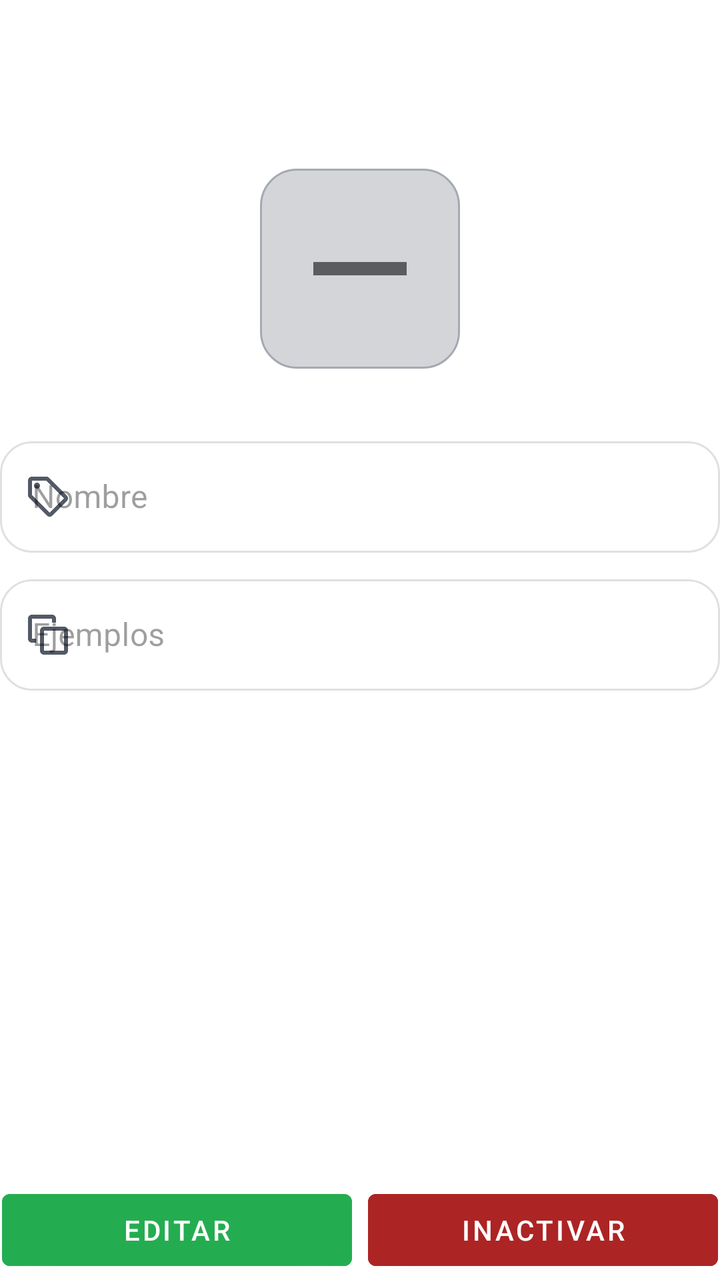
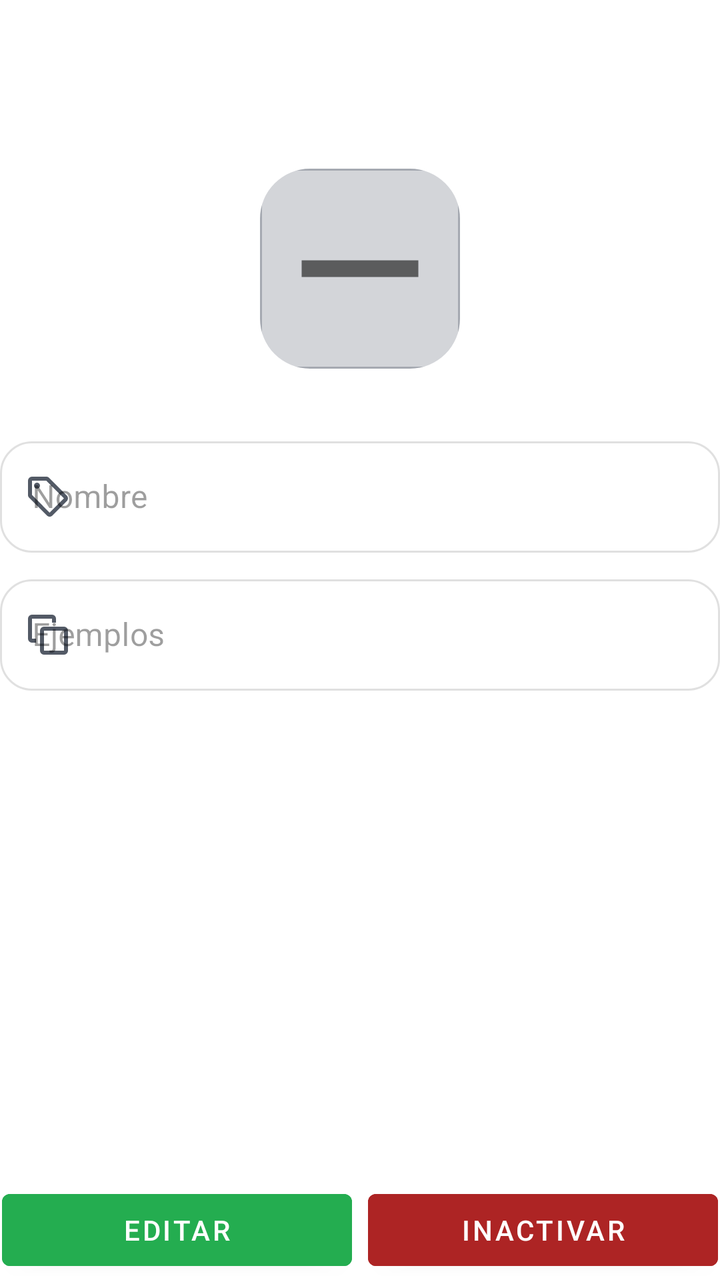

An Android layout rendered at two revisions. The XML below is the earlier revision; the diff shows what the commit changed to produce the second picture.
<!-- AndroidManifest.xml: application theme Theme.DanisaTienda -->
<!-- res/layout/fragment_categoria_detalle.xml -->
<?xml version="1.0" encoding="utf-8"?>
<FrameLayout xmlns:android="http://schemas.android.com/apk/res/android"
    xmlns:app="http://schemas.android.com/apk/res-auto"
    xmlns:tools="http://schemas.android.com/tools"
    android:layout_width="match_parent"
    android:layout_height="match_parent"
    tools:context=".ui.categorias.CategoriaDetalleFragment">

    <androidx.constraintlayout.widget.ConstraintLayout
        android:layout_width="match_parent"
        android:layout_height="match_parent">

        <LinearLayout
            android:id="@+id/llCategoriaInferiorVer"
            android:layout_width="0dp"
            android:layout_height="wrap_content"
            android:layout_marginStart="1dp"
            android:layout_marginEnd="1dp"
            android:layout_marginBottom="1dp"
            android:orientation="horizontal"
            app:layout_constraintBottom_toBottomOf="parent"
            app:layout_constraintEnd_toEndOf="parent"
            app:layout_constraintStart_toStartOf="parent">

            <Button
                android:id="@+id/btCategoriaEditar"
                android:layout_width="match_parent"
                android:layout_height="wrap_content"
                android:layout_marginEnd="4dp"
                android:layout_weight="1"
                android:backgroundTint="@color/green_dark"
                android:text="Editar" />

            <Button
                android:id="@+id/btCategoriaActivar"
                android:layout_width="match_parent"
                android:layout_height="wrap_content"
                android:layout_marginStart="4dp"
                android:layout_weight="1"
                android:backgroundTint="@color/red_dark"
                android:text="inactivar" />
        </LinearLayout>

        <LinearLayout
            android:id="@+id/llCategoriaInferiorEditar"
            android:layout_width="0dp"
            android:layout_height="wrap_content"
            android:layout_marginStart="1dp"
            android:layout_marginEnd="1dp"
            android:layout_marginBottom="1dp"
            android:orientation="horizontal"
            android:visibility="invisible"
            app:layout_constraintBottom_toBottomOf="parent"
            app:layout_constraintEnd_toEndOf="parent"
            app:layout_constraintStart_toStartOf="parent">

            <Button
                android:id="@+id/btCategoriaGuardar"
                android:layout_width="match_parent"
                android:layout_height="wrap_content"
                android:layout_marginEnd="4dp"
                android:layout_weight="1"
                android:backgroundTint="@color/green_dark"
                android:text="Guardar" />

            <Button
                android:id="@+id/btCategoriaCancelar"
                android:layout_width="match_parent"
                android:layout_height="wrap_content"
                android:layout_marginStart="4dp"
                android:layout_weight="1"
                android:backgroundTint="@color/blue_very_light"
                android:text="Cancelar"
                android:textColor="@color/blue"
                android:textColorHighlight="@color/blue"
                app:strokeColor="@color/blue"
                app:strokeWidth="2dp" />
        </LinearLayout>

        <androidx.constraintlayout.widget.ConstraintLayout
            android:id="@+id/constraintLayout"
            android:layout_width="0dp"
            android:layout_height="wrap_content"
            app:layout_constraintBottom_toTopOf="@+id/llCategoriaInferiorVer"
            app:layout_constraintEnd_toEndOf="parent"
            app:layout_constraintStart_toStartOf="parent"
            app:layout_constraintTop_toTopOf="parent"
            app:layout_constraintVertical_bias="0.19999999">

            <androidx.constraintlayout.widget.ConstraintLayout
                android:id="@+id/clEditarCategoriaSuperior"
                android:layout_width="0dp"
                android:layout_height="wrap_content"
                android:visibility="invisible"
                app:layout_constraintEnd_toEndOf="parent"
                app:layout_constraintStart_toStartOf="parent"
                app:layout_constraintTop_toTopOf="parent">

                <TextView
                    android:id="@+id/tvCategoriaIcono"
                    android:layout_width="wrap_content"
                    android:layout_height="32dp"
                    android:layout_marginTop="8dp"
                    android:gravity="center"
                    android:text="Icono:"
                    android:textAlignment="center"
                    android:textSize="16sp"
                    app:layout_constraintStart_toStartOf="@+id/btCategoriaCambiarImagen"
                    app:layout_constraintTop_toBottomOf="@+id/btCategoriaCambiarImagen" />

                <ImageView
                    android:id="@+id/ivCategoriaFotoEditar"
                    android:layout_width="100dp"
                    android:layout_height="100dp"
                    android:background="@drawable/button_white_transparent"
                    android:paddingHorizontal="10dp"
                    android:src="@drawable/remove_24px"
                    app:tint="#91000000"
                    app:layout_constraintBottom_toBottomOf="@+id/btCategoriaCambiarColor"
                    app:layout_constraintStart_toStartOf="parent"
                    app:layout_constraintTop_toTopOf="parent" />

                <Button
                    android:id="@+id/btCategoriaCambiarImagen"
                    android:layout_width="0dp"
                    android:layout_height="wrap_content"
                    android:layout_marginStart="16dp"
                    android:backgroundTint="@color/blue"
                    android:drawableTint="#FFFFFF"
                    android:text="Subir imagen"
                    app:layout_constraintEnd_toEndOf="parent"
                    app:layout_constraintStart_toEndOf="@+id/ivCategoriaFotoEditar"
                    app:layout_constraintTop_toTopOf="parent" />

                <Spinner
                    android:id="@+id/spCategoriaIcono"
                    android:layout_width="0dp"
                    android:layout_height="36dp"
                    android:layout_marginStart="8dp"
                    android:layout_marginEnd="8dp"
                    app:layout_constraintBottom_toBottomOf="@+id/tvCategoriaIcono"
                    app:layout_constraintEnd_toEndOf="parent"
                    app:layout_constraintStart_toEndOf="@+id/tvCategoriaIcono"
                    app:layout_constraintTop_toTopOf="@+id/tvCategoriaIcono" />

                <Button
                    android:id="@+id/btCategoriaCambiarColor"
                    android:layout_width="0dp"
                    android:layout_height="wrap_content"
                    android:layout_marginTop="8dp"
                    android:backgroundTint="@color/gray_light"
                    android:text="Cambiar color"
                    android:textColor="#90000000"
                    app:layout_constraintEnd_toEndOf="parent"
                    app:layout_constraintStart_toStartOf="@+id/tvCategoriaIcono"
                    app:layout_constraintTop_toBottomOf="@+id/spCategoriaIcono"
                    app:strokeColor="#32020202"
                    app:strokeWidth="2dp" />

            </androidx.constraintlayout.widget.ConstraintLayout>

            <ImageView
                android:id="@+id/ivCategoriaFotoVer"
                android:layout_width="100dp"
                android:layout_height="100dp"
                android:background="@drawable/button_white_transparent"
                android:paddingHorizontal="10dp"
                android:src="@drawable/remove_24px"
                app:tint="#91000000"
                app:layout_constraintBottom_toBottomOf="@+id/clEditarCategoriaSuperior"
                app:layout_constraintEnd_toEndOf="parent"
                app:layout_constraintStart_toStartOf="parent"
                app:layout_constraintTop_toTopOf="@+id/clEditarCategoriaSuperior" />

            <com.google.android.material.textfield.TextInputLayout
                android:id="@+id/etCategoriaNombre"
                style="@style/Widget.MaterialComponents.TextInputLayout.OutlinedBox"
                android:layout_width="match_parent"
                android:layout_height="wrap_content"
                android:layout_marginTop="8dp"
                android:enabled="false"
                app:boxCornerRadiusBottomEnd="16dp"
                app:boxCornerRadiusBottomStart="16dp"
                app:boxCornerRadiusTopEnd="16dp"
                app:boxCornerRadiusTopStart="16dp"
                app:boxStrokeColor="?attr/colorPrimary"
                app:hintTextColor="@color/gray_icon3"
                app:layout_constraintEnd_toEndOf="parent"
                app:layout_constraintStart_toStartOf="parent"
                app:layout_constraintTop_toBottomOf="@+id/clEditarCategoriaSuperior"
                app:startIconDrawable="@drawable/sell_24px"
                app:startIconTint="@color/gray_icon3">

                <com.google.android.material.textfield.TextInputEditText
                    android:id="@+id/etCategoriaNombreInput"
                    android:layout_width="match_parent"
                    android:layout_height="wrap_content"
                    android:hint="Nombre"
                    android:textColor="@color/black_blue" />
            </com.google.android.material.textfield.TextInputLayout>

            <com.google.android.material.textfield.TextInputLayout
                android:id="@+id/etCategoriaEjemplos"
                style="@style/Widget.MaterialComponents.TextInputLayout.OutlinedBox"
                android:layout_width="match_parent"
                android:layout_height="wrap_content"
                android:layout_marginTop="8dp"
                android:enabled="false"
                app:boxCornerRadiusBottomEnd="16dp"
                app:boxCornerRadiusBottomStart="16dp"
                app:boxCornerRadiusTopEnd="16dp"
                app:boxCornerRadiusTopStart="16dp"
                app:boxStrokeColor="?attr/colorPrimary"
                app:hintTextColor="@color/gray_icon3"
                app:layout_constraintEnd_toEndOf="parent"
                app:layout_constraintStart_toStartOf="parent"
                app:layout_constraintTop_toBottomOf="@+id/etCategoriaNombre"
                app:startIconDrawable="@drawable/stack_24px"
                app:startIconTint="@color/gray_icon3">

                <com.google.android.material.textfield.TextInputEditText
                    android:id="@+id/etCategoriaEjemplosInput"
                    android:layout_width="match_parent"
                    android:layout_height="wrap_content"
                    android:hint="Ejemplos"
                    android:textColor="@color/black_blue" />
            </com.google.android.material.textfield.TextInputLayout>
        </androidx.constraintlayout.widget.ConstraintLayout>

        <TextView
            android:id="@+id/tvCategoriaDetalleActivado"
            android:layout_width="wrap_content"
            android:layout_height="wrap_content"
            android:layout_marginTop="8dp"
            android:background="@drawable/button_white_transparent"
            android:backgroundTint="@color/red"
            android:paddingHorizontal="16dp"
            android:paddingVertical="8dp"
            android:text="Esta categoría está desactivada"
            android:textColor="#5F0000"
            android:textSize="16sp"
            android:textStyle="bold"
            android:visibility="invisible"
            app:layout_constraintEnd_toEndOf="parent"
            app:layout_constraintStart_toStartOf="parent"
            app:layout_constraintTop_toTopOf="parent" />
    </androidx.constraintlayout.widget.ConstraintLayout>
</FrameLayout>
<!-- resources referenced by this layout -->
<resources>
  <color name="black_blue">#FF171A1F</color>
  <color name="blue">#FF3636E2</color>
  <color name="blue_very_light">#FFECF4FE</color>
  <color name="gray_icon3">#FF535A66</color>
  <color name="gray_light">#E0E2E9</color>
  <color name="green_dark">#24AD50</color>
  <color name="red">#FFF20D0D</color>
  <color name="red_dark">#AD2424</color>
  <!-- drawable button_white_transparent (drawable) -->
  <?xml version="1.0" encoding="utf-8"?>
  <selector xmlns:android="http://schemas.android.com/apk/res/android">
      <item>
          <shape>
              <solid android:color="#7CA5A9B1"/>
              <corners android:radius="18dp"/>
              <stroke
                  android:width="1dp"
                  android:color="@color/gray_icon"
                  />
          </shape>
      </item>
  </selector>
  <!-- drawable remove_24px (drawable) -->
  <vector xmlns:android="http://schemas.android.com/apk/res/android"
      android:width="24dp"
      android:height="24dp"
      android:viewportWidth="960"
      android:viewportHeight="960"
      android:tint="?attr/colorControlNormal">
    <path
        android:fillColor="@android:color/white"
        android:pathData="M200,520L200,440L760,440L760,520L200,520Z"/>
  </vector>
  <!-- drawable sell_24px (drawable) -->
  <vector xmlns:android="http://schemas.android.com/apk/res/android"
      android:width="24dp"
      android:height="24dp"
      android:viewportWidth="960"
      android:viewportHeight="960"
      android:tint="?attr/colorControlNormal">
    <path
        android:fillColor="@android:color/white"
        android:pathData="M856,570L570,856Q558,868 543,874Q528,880 513,880Q498,880 483,874Q468,868 456,856L103,503Q92,492 86,477.5Q80,463 80,447L80,160Q80,127 103.5,103.5Q127,80 160,80L447,80Q463,80 478,86.5Q493,93 504,104L856,457Q868,469 873.5,484Q879,499 879,514Q879,529 873.5,543.5Q868,558 856,570ZM513,800L799,514Q799,514 799,514Q799,514 799,514L446,160L160,160Q160,160 160,160Q160,160 160,160L160,446Q160,446 160,446Q160,446 160,446L513,800Q513,800 513,800Q513,800 513,800ZM260,320Q285,320 302.5,302.5Q320,285 320,260Q320,235 302.5,217.5Q285,200 260,200Q235,200 217.5,217.5Q200,235 200,260Q200,285 217.5,302.5Q235,320 260,320ZM480,480Q480,480 480,480Q480,480 480,480L480,480Q480,480 480,480Q480,480 480,480L480,480Q480,480 480,480Q480,480 480,480L480,480L480,480Q480,480 480,480Q480,480 480,480Z"/>
  </vector>
  <style name="Theme.DanisaTienda" parent="Theme.MaterialComponents.DayNight.DarkActionBar">
          
          <item name="colorPrimary">@color/blue</item>
          <item name="colorPrimaryVariant">@color/purple_700</item>
          <item name="colorOnPrimary">@color/white</item>
          
          <item name="colorSecondary">@color/teal_200</item>
          <item name="colorSecondaryVariant">@color/teal_700</item>
          <item name="colorOnSecondary">@color/black</item>
          
          <item name="android:statusBarColor">?attr/colorPrimaryVariant</item>
          
      </style>
  <color name="gray_icon">#FFA5A9B1</color>
  <color name="purple_700">#FF3700B3</color>
  <color name="white">#FFFFFFFF</color>
  <color name="teal_200">#FF03DAC5</color>
  <color name="teal_700">#FF018786</color>
  <color name="black">#FF000000</color>
  <!-- unchanged entries left out for length: 1 -->
</resources>

<!-- the commit's change to res/layout/fragment_categoria_detalle.xml (unified diff, before → after) -->
@@ -108,17 +108,18 @@
                     app:layout_constraintStart_toStartOf="@+id/btCategoriaCambiarImagen"
                     app:layout_constraintTop_toBottomOf="@+id/btCategoriaCambiarImagen" />
 
-                <ImageView
+                <com.google.android.material.imageview.ShapeableImageView
                     android:id="@+id/ivCategoriaFotoEditar"
                     android:layout_width="100dp"
                     android:layout_height="100dp"
                     android:background="@drawable/button_white_transparent"
-                    android:paddingHorizontal="10dp"
+                    android:scaleType="centerCrop"
                     android:src="@drawable/remove_24px"
                     app:tint="#91000000"
                     app:layout_constraintBottom_toBottomOf="@+id/btCategoriaCambiarColor"
                     app:layout_constraintStart_toStartOf="parent"
-                    app:layout_constraintTop_toTopOf="parent" />
+                    app:layout_constraintTop_toTopOf="parent"
+                    app:shapeAppearanceOverlay="@style/RectangleImage" />
 
                 <Button
                     android:id="@+id/btCategoriaCambiarImagen"
@@ -159,18 +160,19 @@
 
             </androidx.constraintlayout.widget.ConstraintLayout>
 
-            <ImageView
+            <com.google.android.material.imageview.ShapeableImageView
                 android:id="@+id/ivCategoriaFotoVer"
                 android:layout_width="100dp"
                 android:layout_height="100dp"
                 android:background="@drawable/button_white_transparent"
-                android:paddingHorizontal="10dp"
+                android:scaleType="centerCrop"
                 android:src="@drawable/remove_24px"
                 app:tint="#91000000"
                 app:layout_constraintBottom_toBottomOf="@+id/clEditarCategoriaSuperior"
                 app:layout_constraintEnd_toEndOf="parent"
                 app:layout_constraintStart_toStartOf="parent"
-                app:layout_constraintTop_toTopOf="@+id/clEditarCategoriaSuperior" />
+                app:layout_constraintTop_toTopOf="@+id/clEditarCategoriaSuperior"
+                app:shapeAppearanceOverlay="@style/RectangleImage" />
 
             <com.google.android.material.textfield.TextInputLayout
                 android:id="@+id/etCategoriaNombre"
<!-- resource entries referenced after the edit -->
@@ -44,6 +44,10 @@
         android:fillColor="@android:color/white"
         android:pathData="M856,570L570,856Q558,868 543,874Q528,880 513,880Q498,880 483,874Q468,868 456,856L103,503Q92,492 86,477.5Q80,463 80,447L80,160Q80,127 103.5,103.5Q127,80 160,80L447,80Q463,80 478,86.5Q493,93 504,104L856,457Q868,469 873.5,484Q879,499 879,514Q879,529 873.5,543.5Q868,558 856,570ZM513,800L799,514Q799,514 799,514Q799,514 799,514L446,160L160,160Q160,160 160,160Q160,160 160,160L160,446Q160,446 160,446Q160,446 160,446L513,800Q513,800 513,800Q513,800 513,800ZM260,320Q285,320 302.5,302.5Q320,285 320,260Q320,235 302.5,217.5Q285,200 260,200Q235,200 217.5,217.5Q200,235 200,260Q200,285 217.5,302.5Q235,320 260,320ZM480,480Q480,480 480,480Q480,480 480,480L480,480Q480,480 480,480Q480,480 480,480L480,480Q480,480 480,480Q480,480 480,480L480,480L480,480Q480,480 480,480Q480,480 480,480Z"/>
   </vector>
+  <style name="RectangleImage">
+          <item name="cornerFamily">rounded</item>
+          <item name="cornerSize">25%</item>
+      </style>
   <style name="Theme.DanisaTienda" parent="Theme.MaterialComponents.DayNight.DarkActionBar">
           
           <item name="colorPrimary">@color/blue</item>
